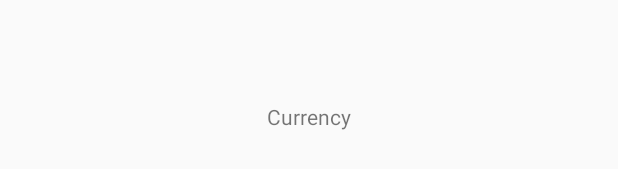
After one commit to slomanojlo/CryptoExchange, an Android app: the layout fragment_currency_detail.xml on its own in the app's theme, with its tools: preview values and no code run, on a phone screen of 412 x 824 dp. The commit adds this screen. Shown: the part 502-671 px from the top of the screen. Run offline under Robolectric (Android 15) with nearby library versions, the phone set to English and light mode, and no system bars.

Commit message:
CurrencyDetailFragment created
- RxJava logic passed to ViewModel
- NavGraph with Safeargs implemented

```diff
--- a/app/build.gradle
+++ b/app/build.gradle
@@ -3,6 +3,7 @@ apply plugin: 'kotlin-android'
 apply plugin: 'kotlin-android-extensions'
 apply plugin: 'kotlin-kapt'
 apply plugin: 'dagger.hilt.android.plugin'
+apply plugin: "androidx.navigation.safeargs.kotlin"
 
 android {
     compileSdkVersion 30
--- /dev/null
+++ b/app/src/main/res/layout/fragment_currency_detail.xml
@@ -0,0 +1,29 @@
+<?xml version="1.0" encoding="utf-8"?>
+<layout xmlns:android="http://schemas.android.com/apk/res/android"
+    xmlns:app="http://schemas.android.com/apk/res-auto"
+    xmlns:tools="http://schemas.android.com/tools">
+
+    <data>
+        <variable
+            name="viewModel"
+            type="rs.sloman.cryptoexchange.viewmodels.CryptoViewModel" />
+    </data>
+
+    <androidx.constraintlayout.widget.ConstraintLayout
+        android:layout_width="match_parent"
+        android:layout_height="match_parent"
+        android:padding="8dp">
+
+        <TextView
+            android:id="@+id/twCurrencyName"
+            android:layout_width="wrap_content"
+            android:layout_height="wrap_content"
+            tools:text="Currency"
+            app:layout_constraintBottom_toBottomOf="parent"
+            app:layout_constraintEnd_toEndOf="parent"
+            app:layout_constraintStart_toStartOf="parent"
+            app:layout_constraintTop_toTopOf="parent" />
+
+    </androidx.constraintlayout.widget.ConstraintLayout>
+
+</layout>
```
Also changed, not shown: app/src/main/java/rs/sloman/cryptoexchange/adapters/CryptoAdapter.kt (+17 -17 lines), app/src/main/java/rs/sloman/cryptoexchange/model/CryptoResponse.kt (+8 -4 lines), app/src/main/java/rs/sloman/cryptoexchange/ui/CurrencyDetailFragment.kt (added, +47 -0 lines), app/src/main/java/rs/sloman/cryptoexchange/ui/CurrencyListFragment.kt (+9 -41 lines), app/src/main/java/rs/sloman/cryptoexchange/viewmodels/CryptoViewModel.kt (+45 -3 lines), app/src/main/res/navigation/nav_graph.xml (+16 -1 lines), build.gradle (+6 -1 lines).
